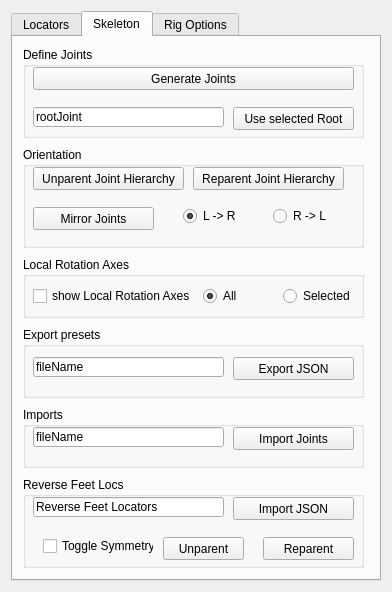
First picture: the form in UI_Files/AutoRigger_v01.ui, repository Eirinjms/autoRigger, before the edit.
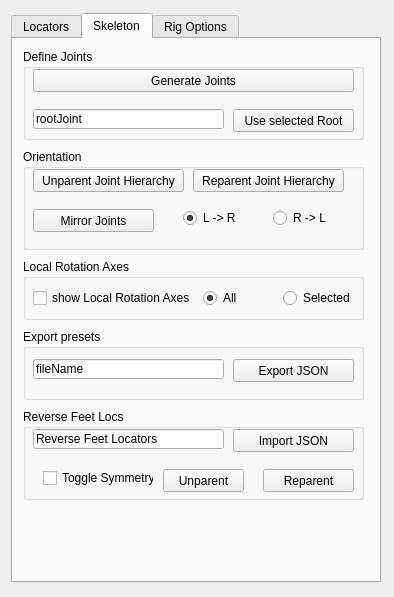
Second picture: the form after the edit. The open tabs and pages were chosen to show the change.

```diff
--- a/UI_Files/AutoRigger_v01.ui
+++ b/UI_Files/AutoRigger_v01.ui
@@ -6,8 +6,8 @@
    <rect>
     <x>0</x>
     <y>0</y>
-    <width>388</width>
-    <height>589</height>
+    <width>394</width>
+    <height>597</height>
    </rect>
   </property>
   <property name="windowTitle">
@@ -612,51 +612,6 @@
         </property>
        </widget>
       </widget>
-      <widget class="QGroupBox" name="groupBox_13">
-       <property name="geometry">
-        <rect>
-         <x>10</x>
-         <y>370</y>
-         <width>341</width>
-         <height>61</height>
-        </rect>
-       </property>
-       <property name="title">
-        <string>Imports</string>
-       </property>
-       <widget class="QPushButton" name="ImportJoints_Bttn">
-        <property name="geometry">
-         <rect>
-          <x>210</x>
-          <y>20</y>
-          <width>121</width>
-          <height>23</height>
-         </rect>
-        </property>
-        <property name="toolTipDuration">
-         <number>5000</number>
-        </property>
-        <property name="text">
-         <string>Import Joints</string>
-        </property>
-       </widget>
-       <widget class="QLineEdit" name="importJointsFilename_text">
-        <property name="geometry">
-         <rect>
-          <x>10</x>
-          <y>20</y>
-          <width>191</width>
-          <height>20</height>
-         </rect>
-        </property>
-        <property name="text">
-         <string>fileName</string>
-        </property>
-        <property name="readOnly">
-         <bool>true</bool>
-        </property>
-       </widget>
-      </widget>
       <widget class="QGroupBox" name="groupBox_7">
        <property name="geometry">
         <rect>
@@ -763,7 +718,7 @@
        <property name="geometry">
         <rect>
          <x>10</x>
-         <y>440</y>
+         <y>370</y>
          <width>341</width>
          <height>91</height>
         </rect>
```
Left out of the diff: 14 changed lines with no effect on the pictures.
